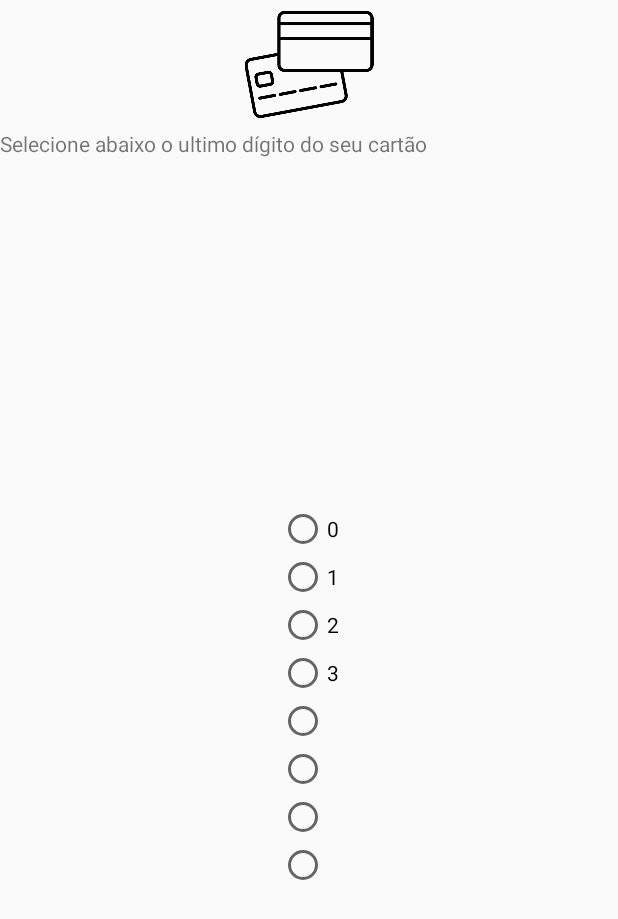
After one commit to vluk4/AndroidProjects, an Android app: the layout last_card_digit_dialog.xml on its own in the app's theme, with its tools: preview values and no code run, on a phone screen of 412 x 824 dp. The commit adds this screen. Shown: the top 919 px of the screen. Run offline under Robolectric (Android 15) with nearby library versions, the phone set to English and light mode, and no system bars.

Commit message:
digit dialog

```diff
--- a/ConsultaINSS/app/build.gradle
+++ b/ConsultaINSS/app/build.gradle
@@ -31,6 +31,7 @@ dependencies {
     implementation 'androidx.appcompat:appcompat:1.1.0'
     implementation 'androidx.core:core-ktx:1.2.0'
     implementation 'androidx.constraintlayout:constraintlayout:1.1.3'
+    implementation 'androidx.legacy:legacy-support-v4:1.0.0'
     testImplementation 'junit:junit:4.12'
     androidTestImplementation 'androidx.test.ext:junit:1.1.1'
     androidTestImplementation 'androidx.test.espresso:espresso-core:3.2.0'
--- /dev/null
+++ b/ConsultaINSS/app/src/main/java/com/example/consultainss/LastCardDigitDialogFragment.kt
@@ -0,0 +1,19 @@
+package com.example.consultainss
+
+import android.app.Dialog
+import android.os.Bundle
+import androidx.fragment.app.Fragment
+import android.view.LayoutInflater
+import android.view.View
+import android.view.ViewGroup
+import androidx.fragment.app.DialogFragment
+
+/**
+ * A simple [Fragment] subclass.
+ */
+class LastCardDigitDialogFragment : DialogFragment() {
+
+    override fun onCreateDialog(savedInstanceState: Bundle?): Dialog {
+        return super.onCreateDialog(savedInstanceState)
+    }
+}
--- a/ConsultaINSS/app/src/main/res/layout/activity_main.xml
+++ b/ConsultaINSS/app/src/main/res/layout/activity_main.xml
@@ -7,9 +7,11 @@
     tools:context=".MainActivity">
 
     <RadioGroup
-        android:layout_width="match_parent"
+        android:layout_width="0dp"
         android:layout_height="wrap_content"
+        android:layout_marginStart="16dp"
         android:layout_marginTop="32dp"
+        android:layout_marginEnd="16dp"
         android:orientation="horizontal"
         app:layout_constraintEnd_toEndOf="parent"
         app:layout_constraintStart_toStartOf="parent"
@@ -20,26 +22,25 @@
             android:layout_width="0dp"
             android:layout_height="50dp"
             android:layout_weight="1"
+            android:background="@drawable/radio_button_sim_selector"
             android:button="@android:color/transparent"
+            android:checked="true"
             android:gravity="center"
+            android:onClick="onRadioButtonClicked"
             android:text="@string/sim"
-            android:textColor="@android:color/white"
-            android:background="@drawable/radio_button_sim_selector"
-            android:checked="true"
-            android:onClick="onRadioButtonClicked"/>
+            android:textColor="@android:color/white" />
 
         <androidx.appcompat.widget.AppCompatRadioButton
             android:id="@+id/rbNao"
             android:layout_width="0dp"
             android:layout_height="50dp"
             android:layout_weight="1"
+            android:background="@drawable/radio_button_nao_selector"
             android:button="@android:color/transparent"
             android:gravity="center"
+            android:onClick="onRadioButtonClicked"
             android:text="@string/nao"
-            android:textColor="@android:color/holo_red_light"
-            android:background="@drawable/radio_button_nao_selector"
-            android:onClick="onRadioButtonClicked"
-            />
+            android:textColor="@android:color/holo_green_light" />
 
     </RadioGroup>
 
--- /dev/null
+++ b/ConsultaINSS/app/src/main/res/layout/last_card_digit_dialog.xml
@@ -0,0 +1,65 @@
+<?xml version="1.0" encoding="utf-8"?>
+<androidx.constraintlayout.widget.ConstraintLayout xmlns:android="http://schemas.android.com/apk/res/android"
+    xmlns:app="http://schemas.android.com/apk/res-auto"
+    xmlns:tools="http://schemas.android.com/tools"
+    android:layout_width="match_parent"
+    android:layout_height="match_parent"
+    tools:context=".LastCardDigitDialogFragment">
+
+
+    <ImageView
+        android:id="@+id/imageView2"
+        android:layout_width="0dp"
+        android:layout_height="86dp"
+        android:src="@drawable/pngwave"
+        app:layout_constraintEnd_toEndOf="parent"
+        app:layout_constraintStart_toStartOf="parent"
+        app:layout_constraintTop_toTopOf="parent" />
+
+    <TextView
+        android:id="@+id/textView"
+        android:layout_width="wrap_content"
+        android:layout_height="wrap_content"
+        android:text="@string/text_ultimo_digito"
+        app:layout_constraintStart_toStartOf="parent"
+        app:layout_constraintTop_toBottomOf="@+id/imageView2" />
+
+    <RadioGroup
+        android:layout_width="wrap_content"
+        android:layout_height="wrap_content"
+        app:layout_constraintBottom_toBottomOf="parent"
+        app:layout_constraintEnd_toEndOf="parent"
+        app:layout_constraintStart_toStartOf="parent"
+        app:layout_constraintTop_toBottomOf="@+id/textView" >
+        <RadioButton
+            android:layout_width="wrap_content"
+            android:layout_height="wrap_content"
+            android:text="0"/>
+        <RadioButton
+            android:layout_width="wrap_content"
+            android:layout_height="wrap_content"
+            android:text="1"/>
+        <RadioButton
+            android:layout_width="wrap_content"
+            android:layout_height="wrap_content"
+            android:text="2"/>
+        <RadioButton
+            android:layout_width="wrap_content"
+            android:layout_height="wrap_content"
+            android:text="3"/>
+        <RadioButton
+            android:layout_width="wrap_content"
+            android:layout_height="wrap_content"
+            />
+        <RadioButton
+            android:layout_width="wrap_content"
+            android:layout_height="wrap_content"/>
+        <RadioButton
+            android:layout_width="wrap_content"
+            android:layout_height="wrap_content"/>
+        <RadioButton
+            android:layout_width="wrap_content"
+            android:layout_height="wrap_content"/>
+
+    </RadioGroup>
+</androidx.constraintlayout.widget.ConstraintLayout>
--- a/ConsultaINSS/app/src/main/res/values/strings.xml
+++ b/ConsultaINSS/app/src/main/res/values/strings.xml
@@ -2,4 +2,8 @@
     <string name="app_name">Consulta INSS</string>
     <string name="sim">SIM</string>
     <string name="nao">NÃO</string>
+
+    <!-- TODO: Remove or change this placeholder text -->
+    <string name="hello_blank_fragment">Hello blank fragment</string>
+    <string name="text_ultimo_digito">Selecione abaixo o ultimo dígito do seu cartão</string>
 </resources>
```
Also changed, not shown: ConsultaINSS/app/src/main/res/drawable/pngwave.png (added).
